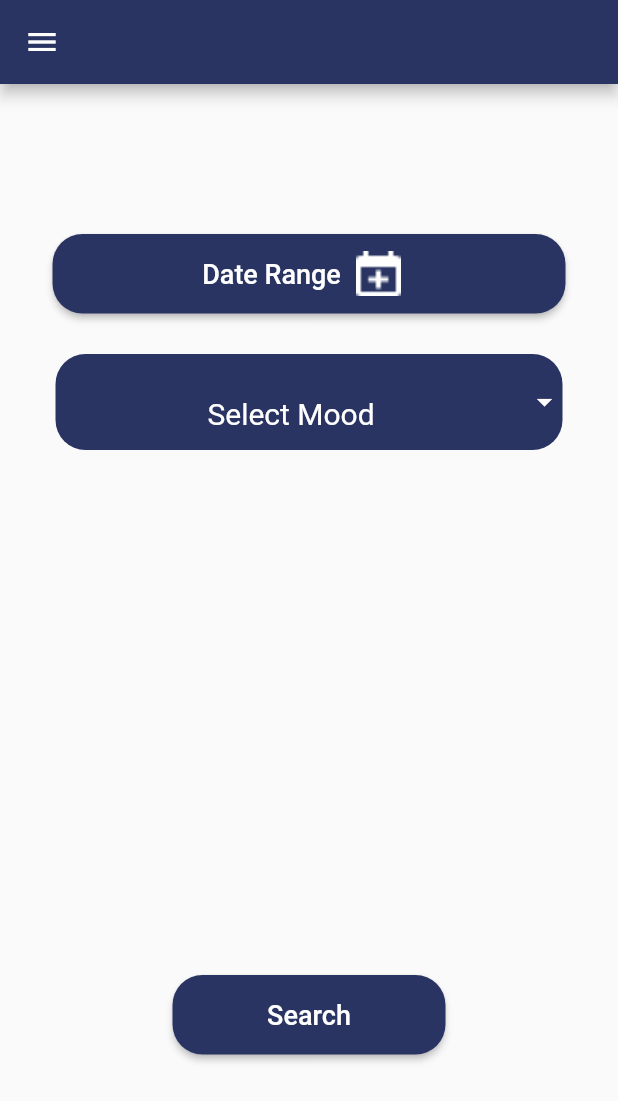
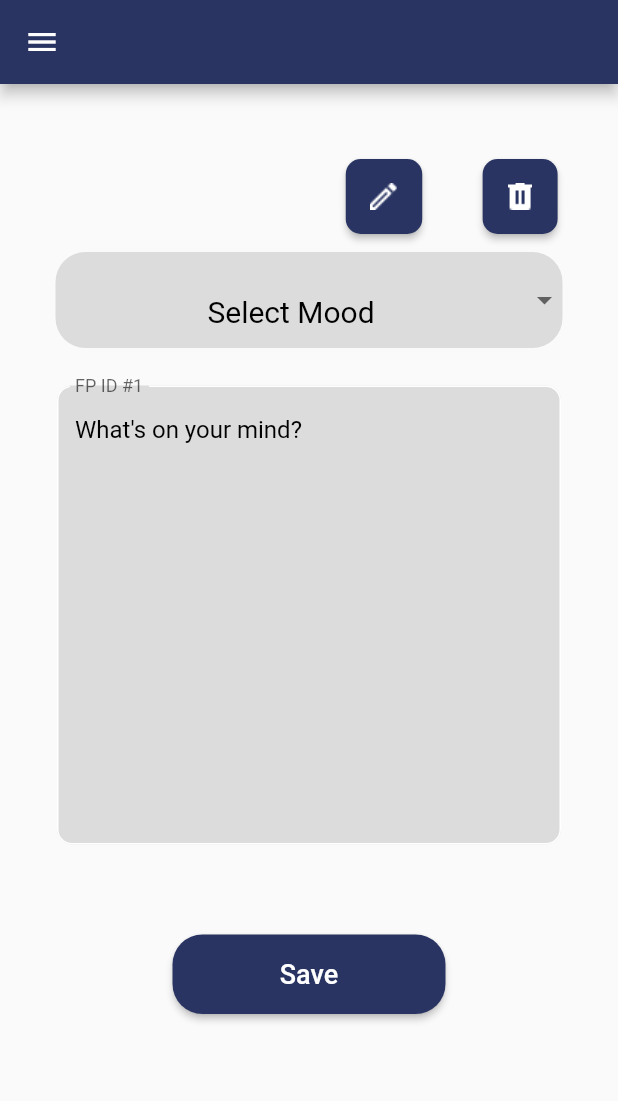
Before and after one commit to CEOSI-Flutter-Team/ceosi-app, a Flutter app: the screen it shows after launch, on a phone screen of 412 x 824 dp. Shown: the top 1101 px of the screen. Run offline on Flutter 3.47's test engine with Material 2 defaults, Android fonts, the phone set to English and light mode, and no system bars; our stand-ins replace flutter_riverpod, google_fonts; Roboto replaces fonts that are missing (Aleo).

Commit message:
Add. User Single Freedom Post Screen

```diff
--- a/lib/constants/icons.dart
+++ b/lib/constants/icons.dart
@@ -4,4 +4,6 @@ class CustomIcons {
   final continuousdoticon = 'assets/icons/continuousdot.png';
   final plusicon = 'assets/icons/plus.png';
   final datepickericon = 'assets/icons/datepickericon.png';
+  final deleteicon = 'assets/icons/deleteicon.png';
+  final editicon = 'assets/icons/editicon.png';
 }
--- a/lib/main.dart
+++ b/lib/main.dart
@@ -3,6 +3,7 @@ import 'package:ceosi_app/screens/ceosi_freedomwall/add_freedom_post_screen.dart
 import 'package:ceosi_app/screens/ceosi_freedomwall/freedomposts_screen.dart';
 import 'package:ceosi_app/screens/ceosi_company_app/screens/announcement_screen.dart';
 import 'package:ceosi_app/screens/ceosi_freedomwall/user_search_screen.dart';
+import 'package:ceosi_app/screens/ceosi_freedomwall/user_single_freedom_post_screen.dart';
 import 'package:ceosi_app/screens/home_screen.dart';
 import 'package:ceosi_app/screens/login_screen.dart';
 import 'package:ceosi_app/screens/register_screen.dart';
@@ -24,7 +25,7 @@ class MyApp extends StatelessWidget {
         errorColor: Colors.white,
         primarySwatch: Colors.blue,
       ),
-      initialRoute: '/usersearchscreen',
+      initialRoute: '/usersinglefreedompostscreen',
       routes: {
         '/': (context) => const HomeScreen(),
         '/loginscreen': (context) => LoginScreen(),
@@ -34,6 +35,8 @@ class MyApp extends StatelessWidget {
         '/announcementscreen': (context) => const AnnouncementScreen(),
         '/addfreedompostscreen': (context) => const AddFreedomPostScreen(),
         '/usersearchscreen': (context) => const UserSearchScreen(),
+        '/usersinglefreedompostscreen': (context) =>
+            const UserSingleFreedomPostScreen(),
       },
       title: 'CEOSI App',
     );
--- /dev/null
+++ b/lib/screens/ceosi_freedomwall/user_single_freedom_post_screen.dart
@@ -0,0 +1,139 @@
+import 'package:ceosi_app/constants/colors.dart';
+import 'package:flutter/material.dart';
+
+import '../../constants/icons.dart';
+import '../../widgets/button_widget.dart';
+import 'widgets/dropdown_button_form_field_widget.dart';
+
+import '../../widgets/sidebar_widget.dart';
+import '../../widgets/text_widget.dart';
+import '../../widgets/textformfield_widget.dart';
+
+class UserSingleFreedomPostScreen extends StatefulWidget {
+  const UserSingleFreedomPostScreen({super.key});
+
+  @override
+  State<UserSingleFreedomPostScreen> createState() =>
+      _UserSingleFreedomPostScreenState();
+}
+
+class _UserSingleFreedomPostScreenState
+    extends State<UserSingleFreedomPostScreen> {
+  final moods = [
+    "Enjoyment",
+    "Sadness",
+    "Anger",
+    "Disgust",
+    "Fear",
+  ];
+  final _moodController = TextEditingController();
+
+  final _contentController = TextEditingController();
+  Object? mood;
+  @override
+  Widget build(BuildContext context) {
+    return WillPopScope(
+      onWillPop: () async {
+        return false;
+      },
+      child: Scaffold(
+        drawer: const SidebarWidget(),
+        appBar: AppBar(
+          backgroundColor: CustomColors.primary,
+        ),
+        body: Center(
+          child: SingleChildScrollView(
+            child: Column(
+              children: [
+                const SizedBox(
+                  height: 50,
+                ),
+                Row(
+                  mainAxisAlignment: MainAxisAlignment.spaceEvenly,
+                  children: [
+                    const SizedBox(
+                      width: 150,
+                    ),
+                    ButtonWidget(
+                        borderRadius: 10,
+                        onPressed: () {},
+                        buttonHeight: 50,
+                        buttonWidth: 50,
+                        textWidget: Image.asset(CustomIcons().editicon,
+                            fit: BoxFit.contain)),
+                    ButtonWidget(
+                        borderRadius: 10,
+                        onPressed: () {},
+                        buttonHeight: 50,
+                        buttonWidth: 50,
+                        textWidget: Image.asset(CustomIcons().deleteicon,
+                            fit: BoxFit.contain)),
+                  ],
+                ),
+                DropDownButtonFormFieldWidget(
+                    dropdownbackgroundcolor: Colors.black12,
+                    dropdownitemcolor: Colors.black,
+                    padding: const EdgeInsets.fromLTRB(37, 12, 37, 0),
+                    label: '',
+                    value: mood,
+                    hint: Row(
+                        mainAxisAlignment: MainAxisAlignment.center,
+                        crossAxisAlignment: CrossAxisAlignment.center,
+                        children: const [
+                          NormalTextWidget(
+                              color: Colors.black,
+                              fontSize: 20,
+                              text: 'Select Mood')
+                        ]),
+                    onChanged: (newValue) {
+                      setState(() {
+                        mood = newValue;
+                        print(mood);
+                        print(mood.runtimeType);
+                      });
+                    },
+                    items: moods.map<DropdownMenuItem<String>>((String value) {
+                      return DropdownMenuItem<String>(
+                        alignment: AlignmentDirectional.center,
+                        value: value,
+                        child: Center(child: Text(value)),
+                      );
+                    }).toList()),
+                const SizedBox(
+                  height: 15,
+                ),
+                Padding(
+                  padding: const EdgeInsets.fromLTRB(8, 0, 8, 0),
+                  child: TextformfieldWidget(
+                    labelfontSize: 20.0,
+                    floatingLabelBehavior: FloatingLabelBehavior.always,
+                    maxLines: 14,
+                    hintText: 'What\'s on your mind?',
+                    radius: 10,
+                    isObscure: false,
+                    textFieldController: _contentController,
+                    label: 'FP ID #1',
+                    colorFill: Colors.black12,
+                  ),
+                ),
+                const SizedBox(
+                  height: 50,
+                ),
+                ButtonWidget(
+                    borderRadius: 20,
+                    onPressed: () {},
+                    buttonHeight: 53,
+                    buttonWidth: 182,
+                    textWidget: const NormalTextWidget(
+                        color: Colors.white, fontSize: 18, text: 'Save')),
+                const SizedBox(
+                  height: 250,
+                ),
+              ],
+            ),
+          ),
+        ),
+      ),
+    );
+  }
+}
--- a/lib/screens/ceosi_freedomwall/widgets/dropdown_button_form_field_widget.dart
+++ b/lib/screens/ceosi_freedomwall/widgets/dropdown_button_form_field_widget.dart
@@ -36,18 +36,23 @@ class _DropDownButtonFormFieldWidgetState
   Widget build(BuildContext context) {
     return Padding(
       padding: widget.padding,
-      child: Column(children: [
+      child: Column(
+          mainAxisAlignment: MainAxisAlignment.center,
+          crossAxisAlignment: CrossAxisAlignment.center,
+          children: [
             Container(
               decoration: BoxDecoration(
                 color: widget.dropdownbackgroundcolor,
                 borderRadius: BorderRadius.circular(20),
               ),
               child: DropdownButtonFormField(
+                alignment: Alignment.center,
                 hint: widget.hint,
                 iconEnabledColor: widget.dropdownIconcolor,
                 dropdownColor: Colors.grey,
                 style: TextStyle(color: widget.dropdownitemcolor),
                 decoration: InputDecoration(
+                    alignLabelWithHint: true,
                     border: InputBorder.none,
                     hoverColor: Colors.white,
                     focusColor: Colors.white,
--- a/lib/widgets/textformfield_widget.dart
+++ b/lib/widgets/textformfield_widget.dart
@@ -10,6 +10,7 @@ class TextformfieldWidget extends StatelessWidget {
   Widget? suffixIcon;
   late TextEditingController textFieldController;
   FloatingLabelBehavior? floatingLabelBehavior;
+  final double labelfontSize;
   final int? maxLines;
   final String? hintText;
   TextformfieldWidget(
@@ -17,6 +18,7 @@ class TextformfieldWidget extends StatelessWidget {
       required this.label,
       this.maxLines,
       this.hintText,
+      this.labelfontSize = 12.0,
       this.radius = 10,
       this.floatingLabelBehavior,
       this.suffixIcon,
@@ -50,9 +52,9 @@ class TextformfieldWidget extends StatelessWidget {
           ),
           labelText: label,
           floatingLabelBehavior: floatingLabelBehavior,
-          labelStyle: const TextStyle(
+          labelStyle: TextStyle(
             color: Colors.black,
-            fontSize: 12.0,
+            fontSize: labelfontSize,
           ),
         ),
       ),
```
Also changed, not shown: assets/icons/deleteicon.png (added), assets/icons/editicon.png (added). Lines whose indentation alone changed are shown as unchanged.
